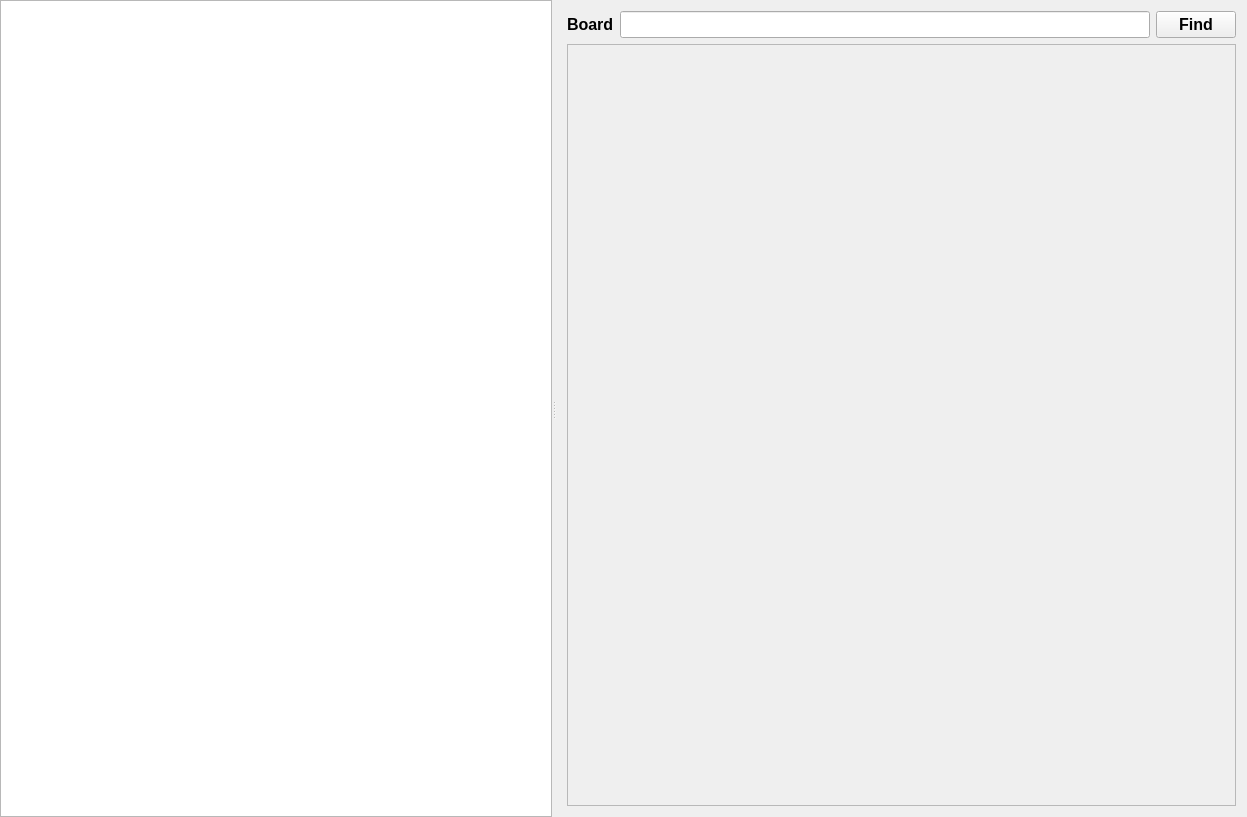
This is mainwindow.ui in siavash119/qtchan as Qt 5 draws it before an edit. The edited form follows.
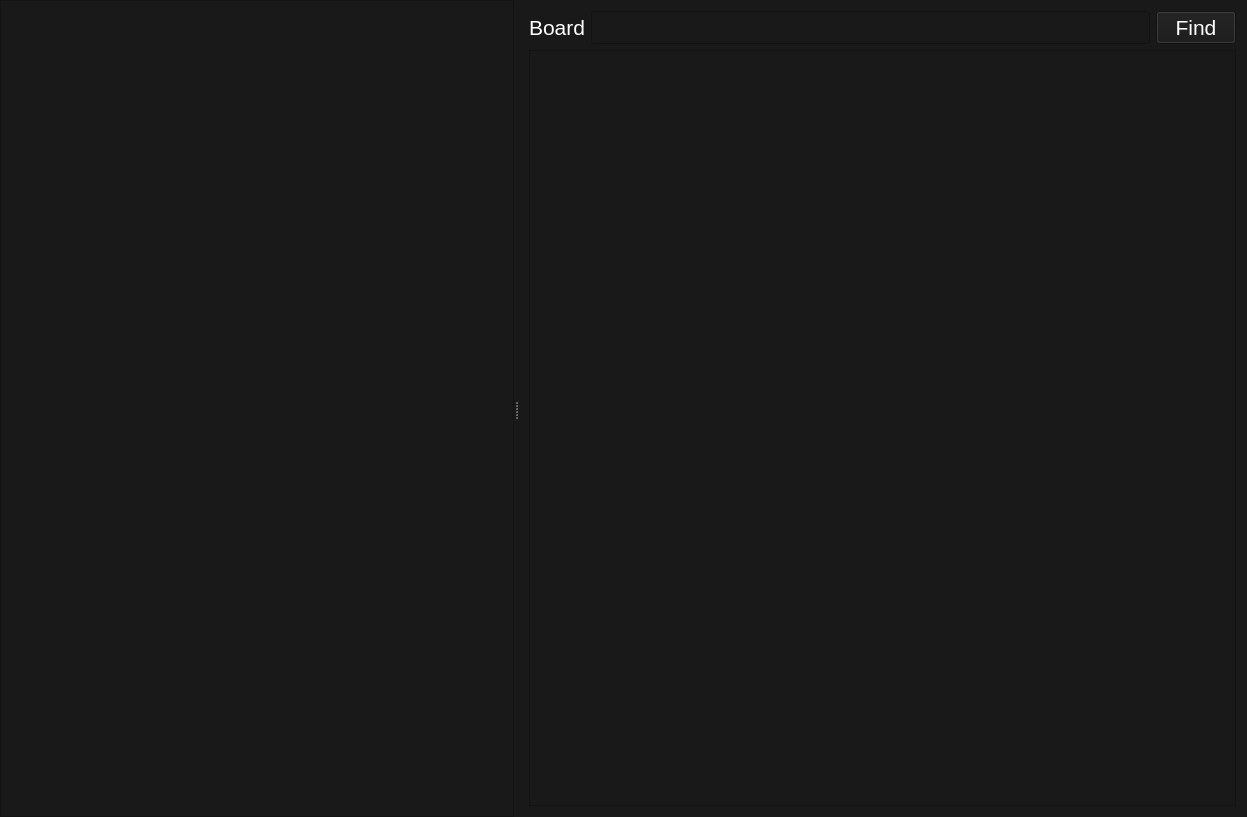
This is the edited form.

Diff of the .ui file:
```diff
--- a/mainwindow.ui
+++ b/mainwindow.ui
@@ -24,7 +24,10 @@
    </font>
   </property>
   <property name="windowTitle">
-   <string>MainWindow</string>
+   <string>qtchan</string>
+  </property>
+  <property name="styleSheet">
+   <string notr="true">background-color: #191919; color:white</string>
   </property>
   <widget class="QWidget" name="centralWidget">
    <property name="sizePolicy">
@@ -73,6 +76,11 @@
          <height>0</height>
         </size>
        </property>
+       <property name="font">
+        <font>
+         <pointsize>16</pointsize>
+        </font>
+       </property>
        <attribute name="headerVisible">
         <bool>false</bool>
        </attribute>
@@ -92,6 +100,11 @@
           </property>
           <item>
            <widget class="QLabel" name="label">
+            <property name="font">
+             <font>
+              <pointsize>16</pointsize>
+             </font>
+            </property>
             <property name="text">
              <string>Board</string>
             </property>
@@ -105,10 +118,20 @@
               <verstretch>0</verstretch>
              </sizepolicy>
             </property>
+            <property name="font">
+             <font>
+              <pointsize>16</pointsize>
+             </font>
+            </property>
            </widget>
           </item>
           <item>
            <widget class="QPushButton" name="pushButton">
+            <property name="font">
+             <font>
+              <pointsize>16</pointsize>
+             </font>
+            </property>
             <property name="text">
              <string>Find</string>
             </property>
@@ -138,8 +161,8 @@
             <rect>
              <x>0</x>
              <y>0</y>
-             <width>689</width>
-             <height>780</height>
+             <width>710</width>
+             <height>774</height>
             </rect>
            </property>
            <property name="sizePolicy">
@@ -148,6 +171,11 @@
              <verstretch>1</verstretch>
             </sizepolicy>
            </property>
+           <property name="font">
+            <font>
+             <pointsize>16</pointsize>
+            </font>
+           </property>
            <layout class="QVBoxLayout" name="verticalLayout_3">
             <property name="sizeConstraint">
              <enum>QLayout::SetMinimumSize</enum>
```
